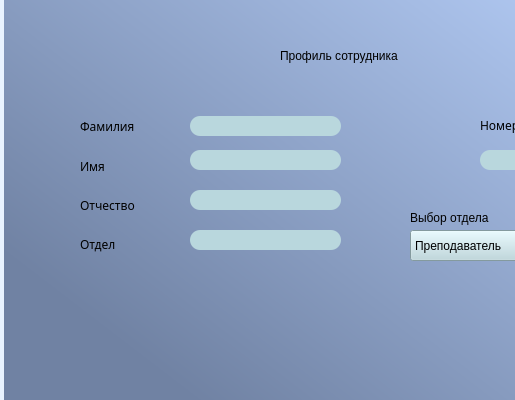
Before: the Qt Designer form course/edituser.ui in TFed555/Coursework, drawn with Qt 5; both pictures show x 0 to 515 and y 0 to 400 of the 741 by 619 pixel window.
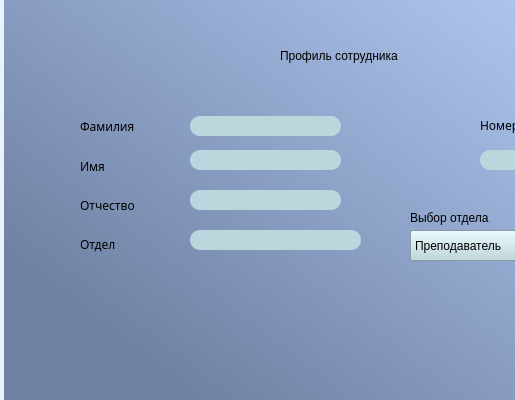
After: the same form once the commit is applied.

The edit to the form file:
```diff
--- a/course/edituser.ui
+++ b/course/edituser.ui
@@ -55,7 +55,7 @@
     <rect>
      <x>190</x>
      <y>230</y>
-     <width>151</width>
+     <width>171</width>
      <height>20</height>
     </rect>
    </property>
```
